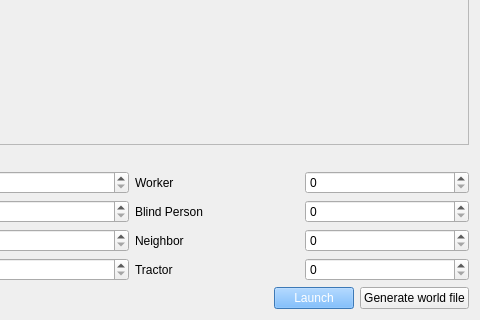
Qt form gui/mainwindow.ui (gdsl/SOFTENG-306-PROJECT-1) before a commit; both pictures show x 556 to 1036 and y 446 to 766 of the 1036 by 766 pixel window.
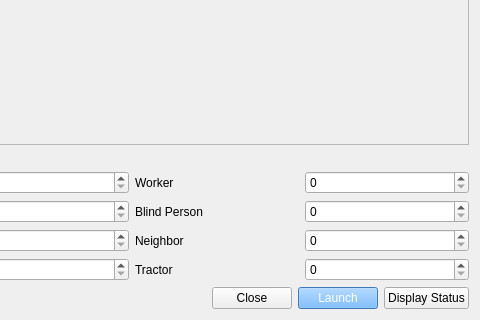
The same form after that commit.

Diff of the .ui file:
```diff
--- a/gui/mainwindow.ui
+++ b/gui/mainwindow.ui
@@ -270,6 +270,13 @@
         </property>
        </spacer>
       </item>
+      <item>
+       <widget class="QPushButton" name="closeButton">
+        <property name="text">
+         <string>Close</string>
+        </property>
+       </widget>
+      </item>
       <item>
        <widget class="QPushButton" name="launchButton">
         <property name="styleSheet">
@@ -284,7 +291,7 @@
       <item>
        <widget class="QPushButton" name="generateButton">
         <property name="text">
-         <string>Generate world file</string>
+         <string>Display Status</string>
         </property>
        </widget>
       </item>
```
Left out of the diff: 6 changed lines with no effect on the pictures.
